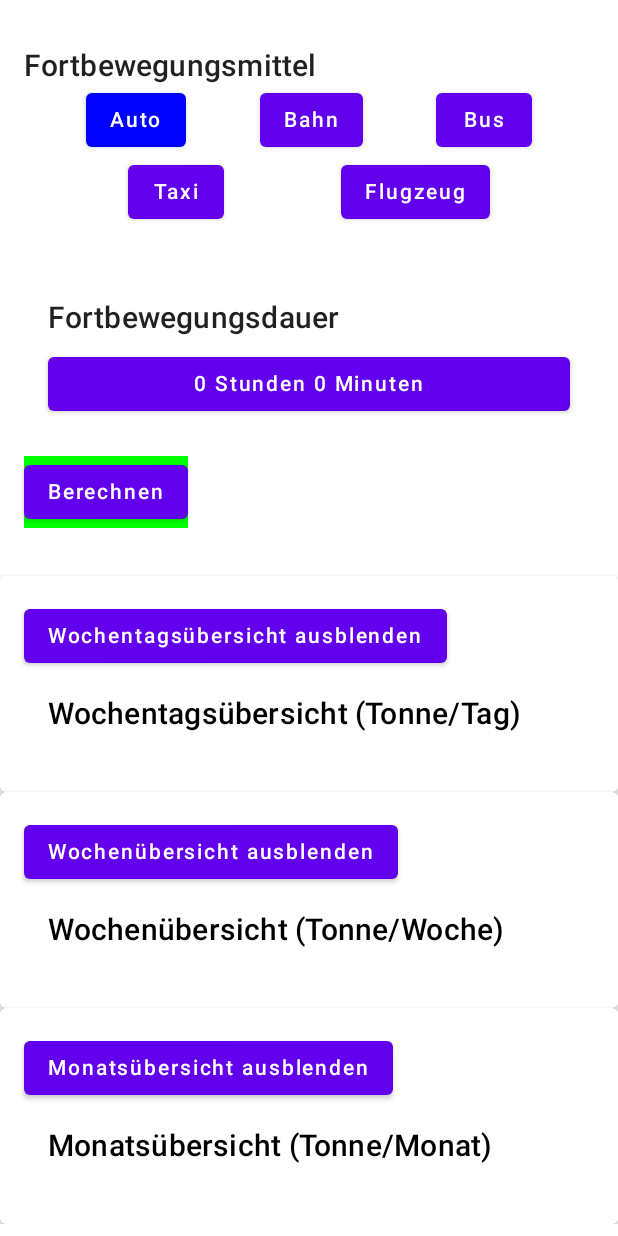
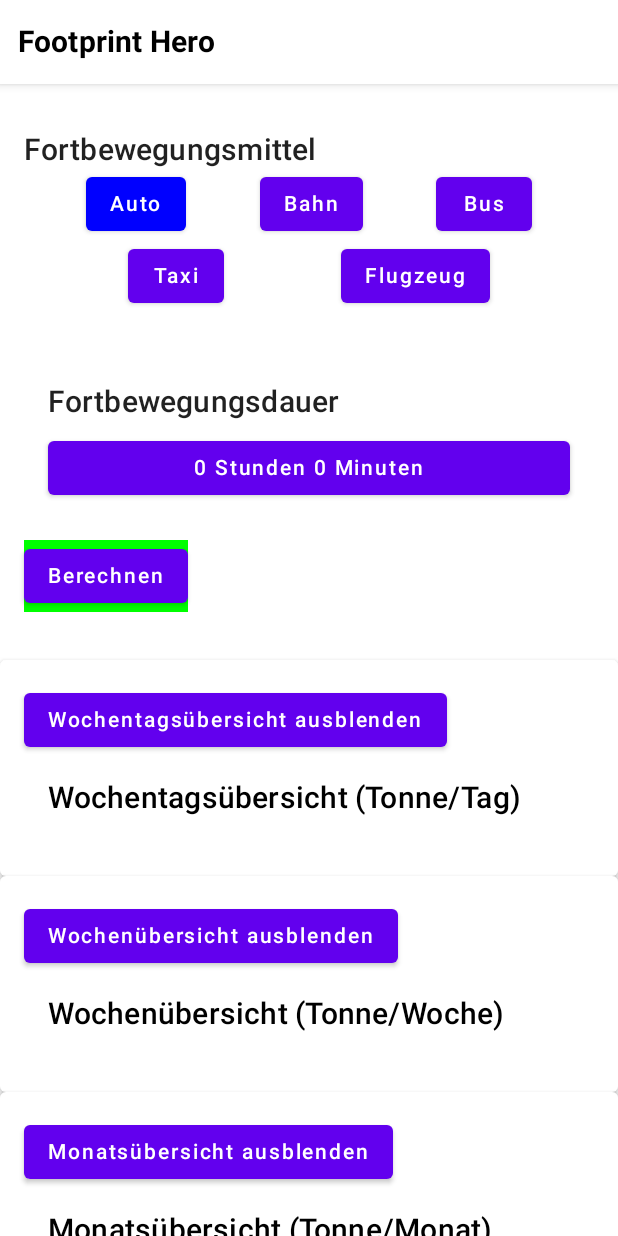
Before and after one commit to sebastiankoch10/MoCo_SS2023_Kraft_Koch_Zimmer, an Android app built with Jetpack Compose: the @Preview function PreviewMainScreen, on a phone screen of 412 x 824 dp. Run offline under Robolectric (Android 15) with nearby library versions, the phone set to English and light mode, and no system bars; our stand-ins replace Firebase (no records; nobody signed in at launch, a user with empty details on screens opened directly).

```diff
--- a/app/src/main/java/com/example/prototype_footprinthero/model/ConsumptionData.kt
+++ b/app/src/main/java/com/example/prototype_footprinthero/model/ConsumptionData.kt
@@ -2,6 +2,7 @@ package com.example.prototype_footprinthero.model
 
 import android.util.Log
 import com.example.prototype_footprinthero.viewmodel.MainViewModel
+import java.util.Calendar
 import kotlin.random.Random
 
 
@@ -55,16 +56,20 @@ data class ConsumptionDataList(val co2Data: MutableList<ConsumptionData>) {
 
     }
 
-    fun aggregateToWeeks(viewModel: MainViewModel): ConsumptionDataList {
+    fun aggregateWeeksOfMonths(viewModel: MainViewModel): ConsumptionDataList {
         val aggregatedList = ConsumptionDataList(mutableListOf())
 
-        co2Data.groupBy { it.calendarWeek }.forEach { (_, dataList) ->
-            val firstData = dataList.firstOrNull { it.calendarWeek == viewModel.calendarWeek }
-            if (firstData != null) {
-                val totalValue = dataList.sumOf { it.co2.toDouble() }.toFloat()
+        val calendar = Calendar.getInstance()
+        val currentWeek = calendar.get(Calendar.WEEK_OF_YEAR)
 
-                val aggregatedData = ConsumptionData("Woche ${firstData.calendarWeek}", totalValue, firstData.calendarWeek)
+        // Calculate the weeks to include (current week - 3, current week - 2, current week - 1)
+        val weeksToInclude = listOf(currentWeek - 3, currentWeek - 2, currentWeek - 1, currentWeek)
 
+        weeksToInclude.forEach { week ->
+            val weekData = co2Data.filter { it.calendarWeek == week }
+            if (weekData.isNotEmpty()) {
+                val totalValue = weekData.sumOf { it.co2.toDouble() }.toFloat()
+                val aggregatedData = ConsumptionData("Woche $week", totalValue, week)
                 aggregatedList.addConsumption(aggregatedData)
             }
         }
@@ -72,7 +77,8 @@ data class ConsumptionDataList(val co2Data: MutableList<ConsumptionData>) {
         return aggregatedList
     }
 
-    fun aggregateToMonths(viewModel: MainViewModel): ConsumptionDataList {
+
+    fun aggregateMonthOfHalfYear(viewModel: MainViewModel): ConsumptionDataList {
         val aggregatedList = ConsumptionDataList(mutableListOf())
 
         co2Data.groupBy { it.monthNumber }.forEach { (_, dataList) ->
--- a/app/src/main/java/com/example/prototype_footprinthero/view/MainScreen.kt
+++ b/app/src/main/java/com/example/prototype_footprinthero/view/MainScreen.kt
@@ -1,3 +1,4 @@
+import androidx.compose.foundation.Image
 import androidx.compose.foundation.background
 import androidx.compose.foundation.layout.Box
 import androidx.compose.foundation.layout.Column
@@ -23,8 +24,11 @@ import androidx.compose.runtime.setValue
 import androidx.compose.ui.Alignment
 import androidx.compose.ui.Modifier
 import androidx.compose.ui.graphics.Color
+import androidx.compose.ui.res.painterResource
+import androidx.compose.ui.text.font.FontWeight
 import androidx.compose.ui.tooling.preview.Preview
 import androidx.compose.ui.unit.dp
+import com.example.prototype_footprinthero.R
 import com.example.prototype_footprinthero.ui.theme.Prototype_FootPrintHeroTheme
 import com.example.prototype_footprinthero.view.DayView
 import com.example.prototype_footprinthero.view.MonthlyOverview
@@ -34,6 +38,8 @@ import com.example.prototype_footprinthero.view.WeekdayOverview
 import com.example.prototype_footprinthero.view.WeeklyOverview
 import com.example.prototype_footprinthero.viewmodel.MainViewModel
 
+
+
 @Composable
 fun MainScreen(viewModel: MainViewModel) {
     var isWeekdayOverviewExpanded by remember { mutableStateOf(true) }
@@ -42,7 +48,23 @@ fun MainScreen(viewModel: MainViewModel) {
 
     Scaffold(
         topBar = {
-            // Leer lassen, um die TopAppBar zu entfernen
+            TopAppBar(
+                backgroundColor = Color.White,
+                elevation = 4.dp
+            ) {
+                /*Image(
+                    painter = painterResource(id = R.drawable.ic_logo), // Hier das Bild für das Logo einfügen
+                    contentDescription = "App Logo",
+                    modifier = Modifier.padding(start = 16.dp, top = 8.dp, bottom = 8.dp)
+                )*/
+                Text(
+                    text = "Footprint Hero",
+                    modifier = Modifier.padding(start = 8.dp),
+                    style = MaterialTheme.typography.h6,
+                    fontWeight = FontWeight.Bold,
+                    color = Color.Black
+                )
+            }
         }
     ) { innerPadding ->
         Column(
--- a/app/src/main/java/com/example/prototype_footprinthero/view/MonthlyOverviewView.kt
+++ b/app/src/main/java/com/example/prototype_footprinthero/view/MonthlyOverviewView.kt
@@ -5,19 +5,16 @@ import androidx.compose.foundation.background
 import androidx.compose.foundation.layout.Box
 import androidx.compose.foundation.layout.Column
 import androidx.compose.foundation.layout.Row
+import androidx.compose.foundation.layout.Spacer
 import androidx.compose.foundation.layout.fillMaxWidth
 import androidx.compose.foundation.layout.height
 import androidx.compose.foundation.layout.padding
-import androidx.compose.material.DropdownMenu
-import androidx.compose.material.DropdownMenuItem
+import androidx.compose.foundation.layout.width
 import androidx.compose.material.MaterialTheme
 import androidx.compose.material.Text
 import androidx.compose.runtime.Composable
 import androidx.compose.runtime.collectAsState
 import androidx.compose.runtime.getValue
-import androidx.compose.runtime.mutableStateOf
-import androidx.compose.runtime.remember
-import androidx.compose.runtime.setValue
 import androidx.compose.ui.Alignment
 import androidx.compose.ui.Modifier
 import androidx.compose.ui.graphics.Color
@@ -30,7 +27,7 @@ fun MonthlyOverview(viewModel: MainViewModel) {
     Log.i("MonthlyOverview", "MonthlyOverview start")
 
     val co2DataList by viewModel.co2DataList.collectAsState(ConsumptionDataList(mutableListOf()))
-    val aggregatedDataList = co2DataList.aggregateToMonths(viewModel)
+    val aggregatedDataList = co2DataList.aggregateMonthOfHalfYear(viewModel)
     val maxValue = aggregatedDataList.maxByOrNull { it.co2 }?.co2 ?: 0f
 
     Column(Modifier.padding(16.dp)) {
@@ -42,7 +39,7 @@ fun MonthlyOverview(viewModel: MainViewModel) {
         )
 
         Row(Modifier.fillMaxWidth()) {
-            aggregatedDataList.co2Data.forEach { data ->
+            aggregatedDataList.co2Data.forEachIndexed { index, data ->
                 Column(
                     modifier = Modifier
                         .weight(1f)
@@ -71,6 +68,10 @@ fun MonthlyOverview(viewModel: MainViewModel) {
                         modifier = Modifier.padding(top = 4.dp)
                     )
                 }
+                // Add a separator between bars
+                if (index < aggregatedDataList.co2Data.size - 1) {
+                    Spacer(modifier = Modifier.width(4.dp))
+                }
             }
         }
     }
--- a/app/src/main/java/com/example/prototype_footprinthero/view/WeekdayOverviewView.kt
+++ b/app/src/main/java/com/example/prototype_footprinthero/view/WeekdayOverviewView.kt
@@ -45,7 +45,7 @@ fun WeekdayOverview(viewModel: MainViewModel) {
                         .padding(4.dp),
                     horizontalAlignment = Alignment.CenterHorizontally
                 ) {
-                    Text(text = data.dayOfWeek, color = Color.White) // Set text color to white
+                    Text(text = data.dayOfWeek, color = Color.Black)
                     Box(
                         modifier = Modifier
                             .fillMaxWidth()
--- a/app/src/main/java/com/example/prototype_footprinthero/view/WeeklyOverviewView.kt
+++ b/app/src/main/java/com/example/prototype_footprinthero/view/WeeklyOverviewView.kt
@@ -5,19 +5,16 @@ import androidx.compose.foundation.background
 import androidx.compose.foundation.layout.Box
 import androidx.compose.foundation.layout.Column
 import androidx.compose.foundation.layout.Row
+import androidx.compose.foundation.layout.Spacer
 import androidx.compose.foundation.layout.fillMaxWidth
 import androidx.compose.foundation.layout.height
 import androidx.compose.foundation.layout.padding
-import androidx.compose.material.DropdownMenu
-import androidx.compose.material.DropdownMenuItem
+import androidx.compose.foundation.layout.width
 import androidx.compose.material.MaterialTheme
 import androidx.compose.material.Text
 import androidx.compose.runtime.Composable
 import androidx.compose.runtime.collectAsState
 import androidx.compose.runtime.getValue
-import androidx.compose.runtime.mutableStateOf
-import androidx.compose.runtime.remember
-import androidx.compose.runtime.setValue
 import androidx.compose.ui.Alignment
 import androidx.compose.ui.Modifier
 import androidx.compose.ui.graphics.Color
@@ -30,7 +27,7 @@ fun WeeklyOverview(viewModel: MainViewModel) {
     Log.i("WeeklyOverview", "WeeklyOverview start")
 
     val co2DataList by viewModel.co2DataList.collectAsState(ConsumptionDataList(mutableListOf()))
-    val aggregatedDataList = co2DataList.aggregateToWeeks(viewModel)
+    val aggregatedDataList = co2DataList.aggregateWeeksOfMonths(viewModel)
     val maxValue = aggregatedDataList.maxByOrNull { it.co2 }?.co2 ?: 0f
 
     Column(Modifier.padding(16.dp)) {
@@ -42,7 +39,7 @@ fun WeeklyOverview(viewModel: MainViewModel) {
         )
 
         Row(Modifier.fillMaxWidth()) {
-            aggregatedDataList.co2Data.forEach { data ->
+            aggregatedDataList.co2Data.forEachIndexed { index, data ->
                 Column(
                     modifier = Modifier
                         .weight(1f)
@@ -71,6 +68,10 @@ fun WeeklyOverview(viewModel: MainViewModel) {
                         modifier = Modifier.padding(top = 4.dp)
                     )
                 }
+                // Add a separator between bars
+                if (index < aggregatedDataList.co2Data.size - 1) {
+                    Spacer(modifier = Modifier.width(4.dp))
+                }
             }
         }
     }
```
